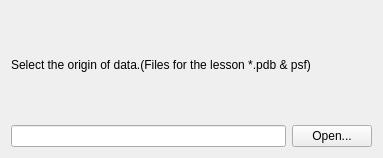
Qt form lib/wizards/lesson/OriginData.ui (pascalin/3dmolvis) before a commit.
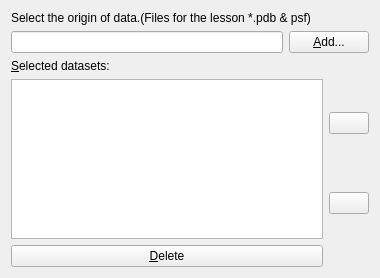
The same form after that commit. Icons and pictures are not drawn.

Commit message: * Modified WidgetSelect::WidgetSelect to enable update of widget description from start. * Modified OriginData to employ MRoleStringListModel in storing and ordering of data source files. * Modified LessonWizard's files field to semicolon separated QString.

The edit to the form file:
```diff
--- a/lib/wizards/lesson/OriginData.ui
+++ b/lib/wizards/lesson/OriginData.ui
@@ -6,55 +6,173 @@
    <rect>
     <x>0</x>
     <y>0</y>
-    <width>383</width>
-    <height>158</height>
+    <width>380</width>
+    <height>278</height>
    </rect>
   </property>
   <property name="windowTitle">
    <string>Dialog</string>
   </property>
-  <layout class="QVBoxLayout">
+  <layout class="QVBoxLayout" name="verticalLayout_3">
    <item>
-    <layout class="QVBoxLayout">
+    <widget class="QLabel" name="label">
+     <property name="text">
+      <string>Select the origin of data.(Files for the lesson *.pdb &amp; psf)</string>
+     </property>
+    </widget>
+   </item>
+   <item>
+    <layout class="QHBoxLayout">
      <item>
-      <widget class="QLabel" name="label">
+      <widget class="QLineEdit" name="lineEdit">
+       <property name="enabled">
+        <bool>true</bool>
+       </property>
+       <property name="maxLength">
+        <number>2000</number>
+       </property>
+       <property name="dragEnabled">
+        <bool>true</bool>
+       </property>
+       <property name="readOnly">
+        <bool>true</bool>
+       </property>
+      </widget>
+     </item>
+     <item>
+      <widget class="QPushButton" name="pushButton">
        <property name="text">
-        <string>Select the origin of data.(Files for the lesson *.pdb &amp; psf)</string>
+        <string>&amp;Add...</string>
+       </property>
+       <property name="icon">
+        <iconset>
+         <normaloff/>
+        </iconset>
        </property>
       </widget>
      </item>
+    </layout>
+   </item>
+   <item>
+    <layout class="QHBoxLayout" name="horizontalLayout">
      <item>
-      <layout class="QHBoxLayout">
+      <layout class="QVBoxLayout" name="verticalLayout_2">
        <item>
-        <widget class="QLineEdit" name="lineEdit">
-         <property name="enabled">
-          <bool>true</bool>
+        <widget class="QLabel" name="label_2">
+         <property name="text">
+          <string>&amp;Selected datasets:</string>
          </property>
-         <property name="maxLength">
-          <number>2000</number>
+         <property name="buddy">
+          <cstring>dataList</cstring>
          </property>
-         <property name="dragEnabled">
-          <bool>true</bool>
+        </widget>
+       </item>
+       <item>
+        <widget class="QListView" name="dataList">
+         <property name="editTriggers">
+          <set>QAbstractItemView::NoEditTriggers</set>
          </property>
-         <property name="readOnly">
-          <bool>true</bool>
+         <property name="alternatingRowColors">
+          <bool>false</bool>
          </property>
+         <property name="movement">
+          <enum>QListView::Free</enum>
+         </property>
+         <property name="isWrapping" stdset="0">
+          <bool>false</bool>
+         </property>
         </widget>
        </item>
        <item>
-        <widget class="QPushButton" name="pushButton">
+        <widget class="QPushButton" name="delData">
+         <property name="toolTip">
+          <string>Remove selected widget</string>
+         </property>
          <property name="text">
-          <string>Open...</string>
+          <string>&amp;Delete</string>
          </property>
          <property name="icon">
-          <iconset>
-           <normaloff/>
-          </iconset>
+          <iconset resource="../../../resource/default.qrc">
+           <normaloff>:/icons/default/icons/cancel.png</normaloff>:/icons/default/icons/cancel.png</iconset>
          </property>
+         <property name="shortcut">
+          <string>Backspace</string>
+         </property>
         </widget>
        </item>
       </layout>
      </item>
+     <item>
+      <layout class="QVBoxLayout" name="verticalLayout">
+       <item>
+        <spacer name="verticalSpacer_3">
+         <property name="orientation">
+          <enum>Qt::Vertical</enum>
+         </property>
+         <property name="sizeHint" stdset="0">
+          <size>
+           <width>20</width>
+           <height>40</height>
+          </size>
+         </property>
+        </spacer>
+       </item>
+       <item>
+        <widget class="QPushButton" name="upButton">
+         <property name="toolTip">
+          <string>Moves up the selected widget</string>
+         </property>
+         <property name="icon">
+          <iconset resource="../../../resource/default.qrc">
+           <normaloff>:/icons/default/icons/arrow_up.png</normaloff>:/icons/default/icons/arrow_up.png</iconset>
+         </property>
+         <property name="shortcut">
+          <string>Ctrl+Up</string>
+         </property>
+        </widget>
+       </item>
+       <item>
+        <spacer name="verticalSpacer">
+         <property name="orientation">
+          <enum>Qt::Vertical</enum>
+         </property>
+         <property name="sizeHint" stdset="0">
+          <size>
+           <width>20</width>
+           <height>40</height>
+          </size>
+         </property>
+        </spacer>
+       </item>
+       <item>
+        <widget class="QPushButton" name="downButton">
+         <property name="toolTip">
+          <string>Moves down the selected widget</string>
+         </property>
+         <property name="icon">
+          <iconset resource="../../../resource/default.qrc">
+           <normaloff>:/icons/default/icons/arrow_down.png</normaloff>:/icons/default/icons/arrow_down.png</iconset>
+         </property>
+         <property name="shortcut">
+          <string>Ctrl+Down</string>
+         </property>
+        </widget>
+       </item>
+       <item>
+        <spacer name="verticalSpacer_2">
+         <property name="orientation">
+          <enum>Qt::Vertical</enum>
+         </property>
+         <property name="sizeHint" stdset="0">
+          <size>
+           <width>20</width>
+           <height>40</height>
+          </size>
+         </property>
+        </spacer>
+       </item>
+      </layout>
+     </item>
     </layout>
    </item>
   </layout>
```
Left out of the diff: 4 changed lines with no effect on the pictures. The commit also changes 7 other files.
